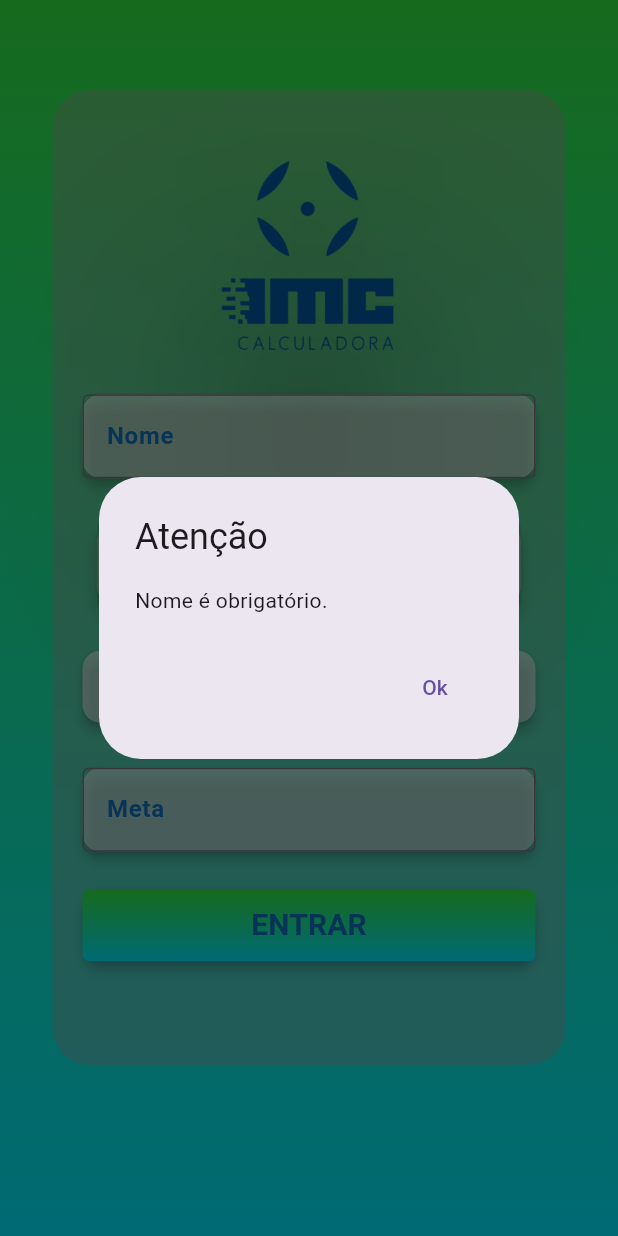
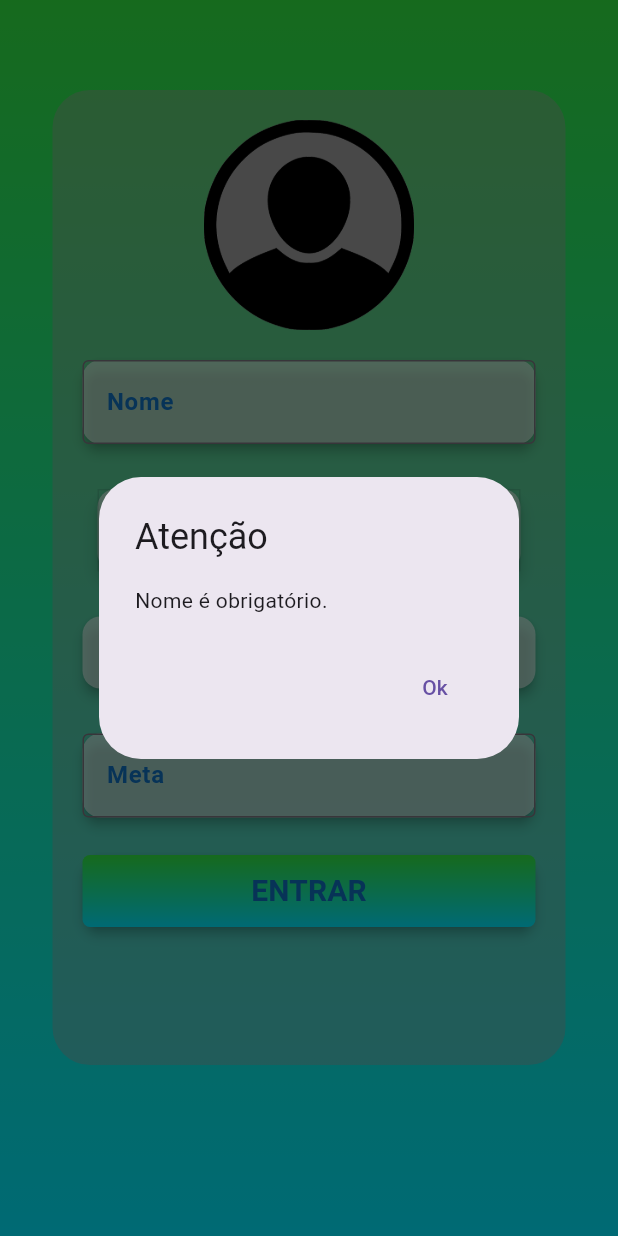
Before and after one commit to absjuniordev/calculadora_imc, a Flutter app: the screen it shows after launch, after a tap on "ENTRAR", on a phone screen of 412 x 824 dp. Run offline on Flutter 3.47's test engine with Material 3 defaults, Android fonts, the phone set to English and light mode, and no system bars; drawn by our look-alikes of flutter_animate; our stand-ins replace gallery_saver, image_picker, page_transition, sqflite; accounts and stored records are empty.

Commit message:
Implementação da função de captura de foto no cadastro

```diff
--- a/lib/model/usuario_model.dart
+++ b/lib/model/usuario_model.dart
@@ -1,10 +1,10 @@
-// ignore_for_file: public_member_api_docs, sort_constructors_first
 class UsuarioModel {
   int _id = 0;
   String _nome;
   double _altura;
   String _sexo;
   String _meta;
+  String _photo;
 
   UsuarioModel(
     this._id,
@@ -12,6 +12,7 @@ class UsuarioModel {
     this._altura,
     this._sexo,
     this._meta,
+    this._photo,
   );
 
   int get id => this._id;
@@ -19,15 +20,17 @@ class UsuarioModel {
   double get altura => this._altura;
   String get sexo => this._sexo;
   String get meta => this._meta;
+  String get photo => this._photo;
 
   set id(int id) => this._id = id;
   set nome(String nome) => this._nome = nome;
   set altura(double altura) => this._altura = altura;
   set sexo(String sexo) => this._sexo = sexo;
   set meta(String meta) => this._meta = meta;
+  set photo(String photo) => this._photo = photo;
 
   @override
   String toString() {
-    return 'UsuarioModel(_id: $_id, _nome: $_nome, _altura: $_altura, _sexo: $_sexo, _meta: $_meta)';
+    return 'UsuarioModel(_id: $_id, _nome: $_nome, _altura: $_altura, _sexo: $_sexo, _meta: $_meta, _photo: $_photo)';
   }
 }
--- a/lib/pages/dados_cadastrai.dart
+++ b/lib/pages/dados_cadastrai.dart
@@ -1,5 +1,10 @@
+import 'dart:io';
+import 'package:path_provider/path_provider.dart' as path_provider;
+import 'package:path/path.dart';
+import 'package:gallery_saver/gallery_saver.dart';
 import 'package:calculadora_imc/utils/custom_show_dialgo.dart';
 import 'package:flutter/material.dart';
+import 'package:image_picker/image_picker.dart';
 import '../model/usuario_model.dart';
 import '../repository/sqlite/sqlite_database.dart';
 import '../repository/sqlite/sqlite_repository.dart';
@@ -23,6 +28,9 @@ class _DadosCadastraisState extends State<DadosCadastrais> {
   double _alturaEscolhida = 120;
   final List<bool> _sexo = <bool>[false, false];
   String _sexoEscolhido = "";
+
+  XFile? photo;
+  XFile? image;
 
   @override
   void initState() {
@@ -64,14 +72,45 @@ class _DadosCadastraisState extends State<DadosCadastrais> {
               child: Column(
                 crossAxisAlignment: CrossAxisAlignment.center,
                 children: [
-                  const SizedBox(height: 30),
-                  Card(
-                    color: Colors.transparent,
-                    elevation: 60,
-                    child: Image.asset(
-                      'assets/images/imc.png',
-                      scale: 2.5,
-                      color: const Color.fromARGB(255, 3, 84, 160),
+                  const SizedBox(height: 20),
+                  InkWell(
+                    onTap: () async {
+                      final ImagePicker picker = ImagePicker();
+
+                      photo =
+                          await picker.pickImage(source: ImageSource.camera);
+
+                      if (photo != null) {
+                        String path = (await path_provider
+                                .getApplicationDocumentsDirectory())
+                            .path;
+                        String name = basename(photo!.path);
+                        await GallerySaver.saveImage(photo!.path);
+
+                        await photo!.saveTo("$path/$name");
+                      }
+                      setState(() {});
+                    },
+                    child: Container(
+                      height: 140,
+                      decoration: const BoxDecoration(
+                        shape: BoxShape.circle,
+                        color: Colors.grey,
+                      ),
+                      child: photo == null
+                          ? Image.asset(
+                              "assets/images/user.png",
+                              scale: 5,
+                            )
+                          : ClipOval(
+                              child: Image.file(
+                                width: 150,
+                                height: 150,
+                                fit: BoxFit.cover,
+                                File(photo!.path),
+                                scale: 6,
+                              ),
+                            ),
                     ),
                   ),
                   const SizedBox(height: 20),
@@ -253,6 +292,7 @@ class _DadosCadastraisState extends State<DadosCadastrais> {
                                 double.parse(alturaController.text),
                                 _sexoEscolhido,
                                 metaController.text,
+                                photo == null ? "" : photo!.path,
                               ),
                             );
                             Future.delayed(const Duration(seconds: 2), () {
--- a/lib/pages/splash_page.dart
+++ b/lib/pages/splash_page.dart
@@ -15,7 +15,6 @@ class SplashPage extends StatefulWidget {
 }
 
 class _SplashPageState extends State<SplashPage> {
-  TextEditingController controller = TextEditingController();
   var usuarioIMCRepository = SQLiteRepository();
   var _usuario = <UsuarioModel>[];
   var nome = "";
@@ -33,7 +32,6 @@ class _SplashPageState extends State<SplashPage> {
       nome = element.nome;
     }
     setState(() {});
-    debugPrint(_usuario.toString());
   }
 
   @override
@@ -58,7 +56,7 @@ class _SplashPageState extends State<SplashPage> {
               Navigator.push(
                 context,
                 PageTransition(
-                  duration: const Duration(seconds: 2),
+                  duration: const Duration(seconds: 3),
                   type: PageTransitionType.theme,
                   child: nome.isNotEmpty
                       ? const HomeScreen()
@@ -69,7 +67,7 @@ class _SplashPageState extends State<SplashPage> {
             effects: const [
               FadeEffect(
                 delay: Duration(milliseconds: 200),
-                duration: Duration(seconds: 2),
+                duration: Duration(seconds: 3),
               )
             ],
             child: Image.asset(
--- a/lib/repository/sqlite/sqlite_database.dart
+++ b/lib/repository/sqlite/sqlite_database.dart
@@ -16,7 +16,8 @@ const scripts = {
           nome TEXT,
           altura REAL,
           sexo TEXT,
-          meta TEXT
+          meta TEXT,
+          photo TEXT
           );'''
 };
 
--- a/lib/repository/sqlite/sqlite_repository.dart
+++ b/lib/repository/sqlite/sqlite_repository.dart
@@ -36,16 +36,20 @@ class SQLiteRepository {
 
     var db = await SQLiteDatabase().obterBanco();
 
-    var usuarioResul =
-        await db.rawQuery('SELECT id, nome, altura, sexo, meta FROM usuario');
+    var usuarioResul = await db
+        .rawQuery('SELECT id, nome, altura, sexo, meta, photo FROM usuario');
 
     for (var element in usuarioResul) {
-      usuario.add(UsuarioModel(
+      usuario.add(
+        UsuarioModel(
           int.parse(element['id'].toString()),
           element['nome'].toString(),
           double.parse(element['altura'].toString()),
           element['sexo'].toString(),
-          element['meta'].toString()));
+          element['meta'].toString(),
+          element['photo'].toString(),
+        ),
+      );
     }
     // debugPrint(usuarioResul.toString());
 
--- a/pubspec.yaml
+++ b/pubspec.yaml
@@ -21,6 +21,9 @@ dependencies:
   lottie: ^2.6.0
   flutter_animate: ^4.4.0
   page_transition: ^2.1.0
+  image_picker: ^1.0.7
+  path_provider: ^2.1.2
+  gallery_saver: ^2.3.2
 
 dev_dependencies:
   flutter_test:
```
Also changed, not shown: assets/images/user.png (added), pubspec.lock, 4 other files.
